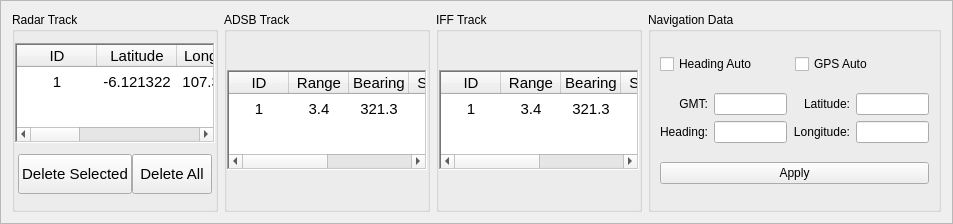
The window that RadarArhanud-2020/framebottom.ui (MiftahSalam/RadarArhanud-2020) describes before a commit, drawn with Qt 5.
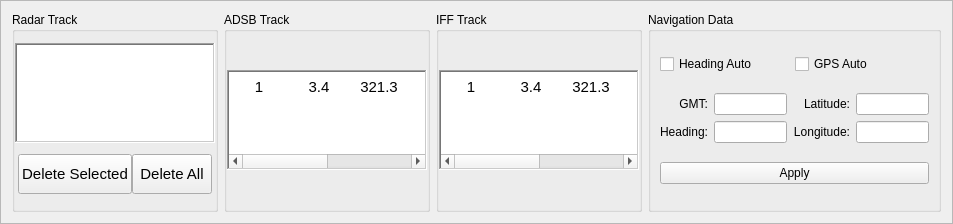
The same window after the commit.

Commit message: Add subsistem settings menu,code security, track arpa data tabel display and control

Patch:
```diff
--- a/RadarArhanud-2020/framebottom.ui
+++ b/RadarArhanud-2020/framebottom.ui
@@ -47,187 +47,6 @@
       <property name="spacing">
        <number>0</number>
       </property>
-      <item row="0" column="0">
-       <widget class="QTableWidget" name="tableWidgetTrackArpa">
-        <property name="sizePolicy">
-         <sizepolicy hsizetype="Expanding" vsizetype="Preferred">
-          <horstretch>0</horstretch>
-          <verstretch>0</verstretch>
-         </sizepolicy>
-        </property>
-        <property name="minimumSize">
-         <size>
-          <width>200</width>
-          <height>0</height>
-         </size>
-        </property>
-        <property name="maximumSize">
-         <size>
-          <width>300</width>
-          <height>100</height>
-         </size>
-        </property>
-        <property name="font">
-         <font>
-          <pointsize>11</pointsize>
-         </font>
-        </property>
-        <property name="styleSheet">
-         <string notr="true">gridline-color: rgb(255, 255, 255);</string>
-        </property>
-        <property name="frameShape">
-         <enum>QFrame::WinPanel</enum>
-        </property>
-        <property name="editTriggers">
-         <set>QAbstractItemView::NoEditTriggers</set>
-        </property>
-        <property name="selectionMode">
-         <enum>QAbstractItemView::SingleSelection</enum>
-        </property>
-        <property name="selectionBehavior">
-         <enum>QAbstractItemView::SelectRows</enum>
-        </property>
-        <property name="showGrid">
-         <bool>false</bool>
-        </property>
-        <property name="sortingEnabled">
-         <bool>false</bool>
-        </property>
-        <property name="rowCount">
-         <number>2</number>
-        </property>
-        <property name="columnCount">
-         <number>7</number>
-        </property>
-        <attribute name="horizontalHeaderVisible">
-         <bool>true</bool>
-        </attribute>
-        <attribute name="horizontalHeaderCascadingSectionResizes">
-         <bool>true</bool>
-        </attribute>
-        <attribute name="horizontalHeaderDefaultSectionSize">
-         <number>80</number>
-        </attribute>
-        <attribute name="horizontalHeaderHighlightSections">
-         <bool>false</bool>
-        </attribute>
-        <attribute name="horizontalHeaderMinimumSectionSize">
-         <number>33</number>
-        </attribute>
-        <attribute name="horizontalHeaderShowSortIndicator" stdset="0">
-         <bool>false</bool>
-        </attribute>
-        <attribute name="verticalHeaderVisible">
-         <bool>false</bool>
-        </attribute>
-        <attribute name="verticalHeaderDefaultSectionSize">
-         <number>30</number>
-        </attribute>
-        <attribute name="verticalHeaderHighlightSections">
-         <bool>true</bool>
-        </attribute>
-        <attribute name="verticalHeaderMinimumSectionSize">
-         <number>26</number>
-        </attribute>
-        <row>
-         <property name="text">
-          <string>New Row</string>
-         </property>
-        </row>
-        <row/>
-        <column>
-         <property name="text">
-          <string>ID</string>
-         </property>
-        </column>
-        <column>
-         <property name="text">
-          <string>Latitude</string>
-         </property>
-        </column>
-        <column>
-         <property name="text">
-          <string>Longitude</string>
-         </property>
-        </column>
-        <column>
-         <property name="text">
-          <string>Range</string>
-         </property>
-        </column>
-        <column>
-         <property name="text">
-          <string>Bearing</string>
-         </property>
-        </column>
-        <column>
-         <property name="text">
-          <string>Speed</string>
-         </property>
-        </column>
-        <column>
-         <property name="text">
-          <string>Course</string>
-         </property>
-        </column>
-        <item row="0" column="0">
-         <property name="text">
-          <string>1</string>
-         </property>
-         <property name="textAlignment">
-          <set>AlignCenter</set>
-         </property>
-        </item>
-        <item row="0" column="1">
-         <property name="text">
-          <string>-6.121322</string>
-         </property>
-         <property name="textAlignment">
-          <set>AlignCenter</set>
-         </property>
-        </item>
-        <item row="0" column="2">
-         <property name="text">
-          <string>107.321232</string>
-         </property>
-         <property name="textAlignment">
-          <set>AlignCenter</set>
-         </property>
-        </item>
-        <item row="0" column="3">
-         <property name="text">
-          <string>3.4</string>
-         </property>
-         <property name="textAlignment">
-          <set>AlignCenter</set>
-         </property>
-        </item>
-        <item row="0" column="4">
-         <property name="text">
-          <string>321.3</string>
-         </property>
-         <property name="textAlignment">
-          <set>AlignCenter</set>
-         </property>
-        </item>
-        <item row="0" column="5">
-         <property name="text">
-          <string>5.1</string>
-         </property>
-         <property name="textAlignment">
-          <set>AlignCenter</set>
-         </property>
-        </item>
-        <item row="0" column="6">
-         <property name="text">
-          <string>324.1</string>
-         </property>
-         <property name="textAlignment">
-          <set>AlignCenter</set>
-         </property>
-        </item>
-       </widget>
-      </item>
       <item row="1" column="0">
        <layout class="QHBoxLayout" name="horizontalLayout_2">
         <property name="spacing">
@@ -301,6 +120,60 @@
         </item>
        </layout>
       </item>
+      <item row="0" column="0">
+       <widget class="QTableView" name="tableViewTrackArpa">
+        <property name="sizePolicy">
+         <sizepolicy hsizetype="Expanding" vsizetype="Preferred">
+          <horstretch>0</horstretch>
+          <verstretch>0</verstretch>
+         </sizepolicy>
+        </property>
+        <property name="minimumSize">
+         <size>
+          <width>200</width>
+          <height>0</height>
+         </size>
+        </property>
+        <property name="maximumSize">
+         <size>
+          <width>300</width>
+          <height>100</height>
+         </size>
+        </property>
+        <property name="font">
+         <font>
+          <pointsize>11</pointsize>
+         </font>
+        </property>
+        <property name="styleSheet">
+         <string notr="true">gridline-color: rgb(255, 255, 255);</string>
+        </property>
+        <property name="frameShape">
+         <enum>QFrame::WinPanel</enum>
+        </property>
+        <property name="editTriggers">
+         <set>QAbstractItemView::NoEditTriggers</set>
+        </property>
+        <property name="selectionMode">
+         <enum>QAbstractItemView::SingleSelection</enum>
+        </property>
+        <property name="selectionBehavior">
+         <enum>QAbstractItemView::SelectRows</enum>
+        </property>
+        <property name="showGrid">
+         <bool>false</bool>
+        </property>
+        <property name="sortingEnabled">
+         <bool>false</bool>
+        </property>
+        <attribute name="verticalHeaderVisible">
+         <bool>false</bool>
+        </attribute>
+        <attribute name="verticalHeaderHighlightSections">
+         <bool>false</bool>
+        </attribute>
+       </widget>
+      </item>
      </layout>
     </widget>
    </item>
@@ -381,7 +254,7 @@
          <number>6</number>
         </property>
         <attribute name="horizontalHeaderVisible">
-         <bool>true</bool>
+         <bool>false</bool>
         </attribute>
         <attribute name="horizontalHeaderCascadingSectionResizes">
          <bool>true</bool>
@@ -564,7 +437,7 @@
          <number>6</number>
         </property>
         <attribute name="horizontalHeaderVisible">
-         <bool>true</bool>
+         <bool>false</bool>
         </attribute>
         <attribute name="horizontalHeaderCascadingSectionResizes">
          <bool>true</bool>
```
The commit also changes 36 other files.
